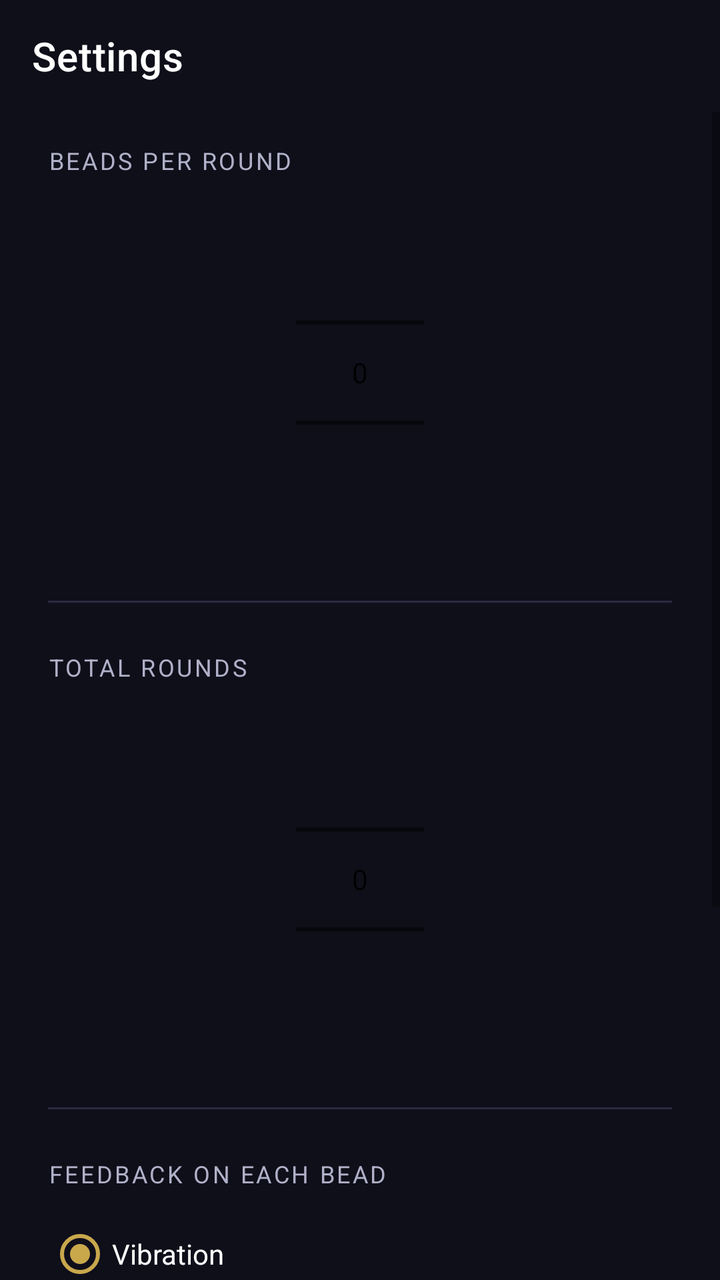
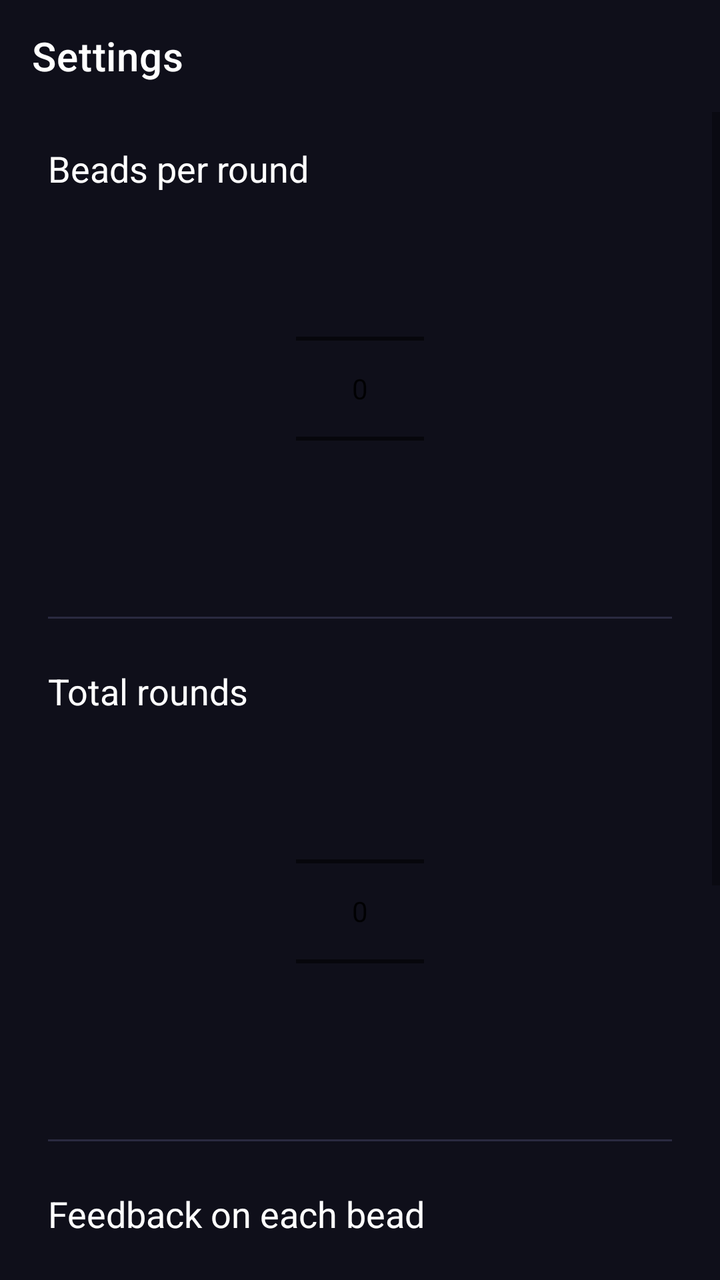

The first picture is an Android layout as it rendered before a commit; the second is the same layout after the commit. The layout source and the unified diff follow.
<!-- AndroidManifest.xml: activity theme Theme.Japa -->
<!-- res/layout/activity_settings.xml -->
<?xml version="1.0" encoding="utf-8"?>
<LinearLayout
    xmlns:android="http://schemas.android.com/apk/res/android"
    xmlns:app="http://schemas.android.com/apk/res-auto"
    android:layout_width="match_parent"
    android:layout_height="match_parent"
    android:orientation="vertical"
    android:background="@color/bg_dark">

    
    <com.google.android.material.appbar.MaterialToolbar
        android:id="@+id/toolbar_settings"
        android:layout_width="match_parent"
        android:layout_height="?attr/actionBarSize"
        android:background="@color/bg_dark"
        app:title="@string/settings_title"
        app:titleTextColor="@color/text_primary"
        app:navigationIconTint="@color/text_secondary" />

    <ScrollView
        android:layout_width="match_parent"
        android:layout_height="0dp"
        android:layout_weight="1"
        android:fillViewport="true">

        <LinearLayout
            android:layout_width="match_parent"
            android:layout_height="wrap_content"
            android:orientation="vertical"
            android:paddingHorizontal="24dp"
            android:paddingTop="16dp"
            android:paddingBottom="32dp">

            
            <TextView
                android:layout_width="wrap_content"
                android:layout_height="wrap_content"
                android:text="@string/label_beads"
                android:textColor="@color/text_secondary"
                android:textSize="12sp"
                android:textAllCaps="true"
                android:letterSpacing="0.1"
                android:layout_marginBottom="8dp" />

            <NumberPicker
                android:id="@+id/picker_beads"
                android:layout_width="wrap_content"
                android:layout_height="wrap_content"
                android:layout_gravity="center_horizontal"
                android:textColor="@color/text_primary" />

            <View
                android:layout_width="match_parent"
                android:layout_height="1dp"
                android:background="@color/track_dim"
                android:layout_marginVertical="24dp" />

            
            <TextView
                android:layout_width="wrap_content"
                android:layout_height="wrap_content"
                android:text="@string/label_rounds"
                android:textColor="@color/text_secondary"
                android:textSize="12sp"
                android:textAllCaps="true"
                android:letterSpacing="0.1"
                android:layout_marginBottom="8dp" />

            <NumberPicker
                android:id="@+id/picker_rounds"
                android:layout_width="wrap_content"
                android:layout_height="wrap_content"
                android:layout_gravity="center_horizontal"
                android:textColor="@color/text_primary" />

            <View
                android:layout_width="match_parent"
                android:layout_height="1dp"
                android:background="@color/track_dim"
                android:layout_marginVertical="24dp" />

            
            <TextView
                android:layout_width="wrap_content"
                android:layout_height="wrap_content"
                android:text="@string/label_feedback"
                android:textColor="@color/text_secondary"
                android:textSize="12sp"
                android:textAllCaps="true"
                android:letterSpacing="0.1"
                android:layout_marginBottom="8dp" />

            <RadioGroup
                android:id="@+id/radio_feedback"
                android:layout_width="match_parent"
                android:layout_height="wrap_content"
                android:orientation="vertical">

                <com.google.android.material.radiobutton.MaterialRadioButton
                    android:id="@+id/radio_vibration"
                    android:layout_width="match_parent"
                    android:layout_height="48dp"
                    android:text="@string/feedback_vibration"
                    android:textColor="@color/text_primary"
                    android:checked="true" />

                <com.google.android.material.radiobutton.MaterialRadioButton
                    android:id="@+id/radio_sound"
                    android:layout_width="match_parent"
                    android:layout_height="48dp"
                    android:text="@string/feedback_sound"
                    android:textColor="@color/text_primary" />

                <com.google.android.material.radiobutton.MaterialRadioButton
                    android:id="@+id/radio_none"
                    android:layout_width="match_parent"
                    android:layout_height="48dp"
                    android:text="@string/feedback_none"
                    android:textColor="@color/text_primary" />

            </RadioGroup>

            
            <TextView
                android:layout_width="match_parent"
                android:layout_height="wrap_content"
                android:layout_marginTop="8dp"
                android:text="@string/sound_note"
                android:textColor="@color/text_hint"
                android:textSize="12sp" />

            <View
                android:layout_width="match_parent"
                android:layout_height="1dp"
                android:background="@color/track_dim"
                android:layout_marginVertical="24dp" />

            
            <LinearLayout
                android:layout_width="match_parent"
                android:layout_height="wrap_content"
                android:orientation="horizontal"
                android:gravity="end">

                <com.google.android.material.button.MaterialButton
                    android:id="@+id/btn_cancel"
                    style="@style/Widget.Material3.Button.TextButton"
                    android:layout_width="wrap_content"
                    android:layout_height="wrap_content"
                    android:layout_marginEnd="8dp"
                    android:text="@string/cancel"
                    android:textColor="@color/text_secondary" />

                <com.google.android.material.button.MaterialButton
                    android:id="@+id/btn_save"
                    android:layout_width="wrap_content"
                    android:layout_height="wrap_content"
                    android:text="@string/save"
                    app:backgroundTint="@color/accent_gold" />

            </LinearLayout>

        </LinearLayout>
    </ScrollView>
</LinearLayout>
<!-- resources referenced by this layout -->
<resources>
  <color name="accent_gold">#FFC9A84C</color>
  <color name="bg_dark">#FF0F0F1A</color>
  <color name="text_hint">#FF606080</color>
  <color name="text_primary">#FFFFFFFF</color>
  <color name="text_secondary">#FFB0B0C8</color>
  <color name="track_dim">#FF2A2A40</color>
  <string name="cancel">Cancel</string>
  <string name="feedback_none">None</string>
  <string name="feedback_sound">Sound (place mp3 files in res/raw/)</string>
  <string name="feedback_vibration">Vibration</string>
  <string name="label_beads">Beads per round</string>
  <string name="label_feedback">Feedback on each bead</string>
  <string name="label_rounds">Total rounds</string>
  <string name="save">Save</string>
  <string name="settings_title">Settings</string>
  <string name="sound_note">To enable sound: add bead_sound.mp3 and round_sound.mp3 to app/src/main/res/raw/ then rebuild.</string>
  <style name="Theme.Japa" parent="Theme.MaterialComponents.DayNight.NoActionBar">
          <item name="colorPrimary">@color/accent_gold</item>
          <item name="colorPrimaryVariant">@color/accent_gold</item>
          <item name="colorOnPrimary">@color/black</item>
          <item name="colorSecondary">@color/accent_gold</item>
          <item name="colorOnSecondary">@color/black</item>
          <item name="android:colorBackground">@color/bg_dark</item>
          <item name="colorSurface">@color/bg_dark</item>
          <item name="colorOnSurface">@color/text_primary</item>
          <item name="colorOnBackground">@color/text_primary</item>
          <item name="android:statusBarColor">@color/bg_dark</item>
          <item name="android:navigationBarColor">@color/bg_dark</item>
          <item name="android:windowLightStatusBar">false</item>
      </style>
  <color name="black">#FF000000</color>
</resources>

<!-- the commit's change to res/layout/activity_settings.xml (unified diff, before → after) -->
@@ -36,10 +36,8 @@
                 android:layout_width="wrap_content"
                 android:layout_height="wrap_content"
                 android:text="@string/label_beads"
-                android:textColor="@color/text_secondary"
-                android:textSize="12sp"
-                android:textAllCaps="true"
-                android:letterSpacing="0.1"
+                android:textColor="@color/text_primary"
+                android:textSize="18sp"
                 android:layout_marginBottom="8dp" />
 
             <NumberPicker
@@ -60,10 +58,8 @@
                 android:layout_width="wrap_content"
                 android:layout_height="wrap_content"
                 android:text="@string/label_rounds"
-                android:textColor="@color/text_secondary"
-                android:textSize="12sp"
-                android:textAllCaps="true"
-                android:letterSpacing="0.1"
+                android:textColor="@color/text_primary"
+                android:textSize="18sp"
                 android:layout_marginBottom="8dp" />
 
             <NumberPicker
@@ -84,10 +80,8 @@
                 android:layout_width="wrap_content"
                 android:layout_height="wrap_content"
                 android:text="@string/label_feedback"
-                android:textColor="@color/text_secondary"
-                android:textSize="12sp"
-                android:textAllCaps="true"
-                android:letterSpacing="0.1"
+                android:textColor="@color/text_primary"
+                android:textSize="18sp"
                 android:layout_marginBottom="8dp" />
 
             <RadioGroup
